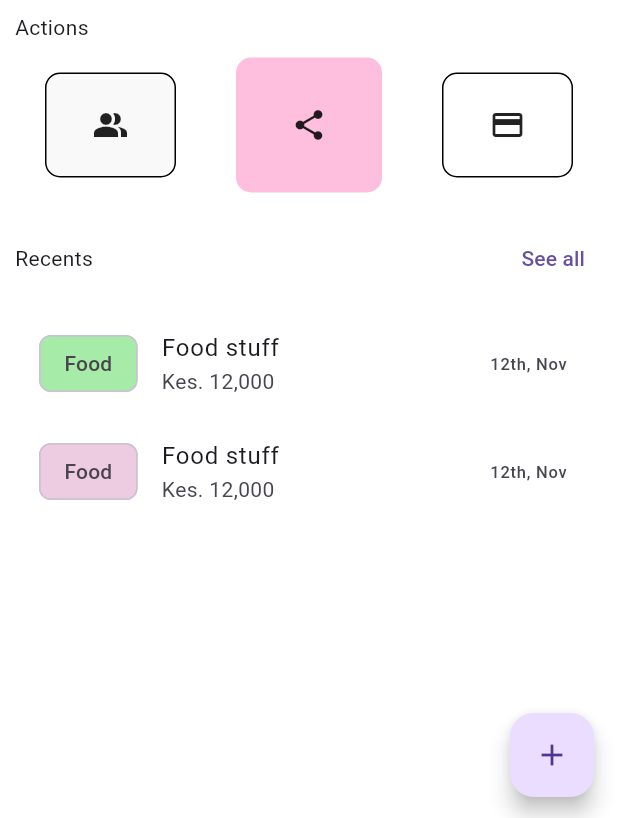
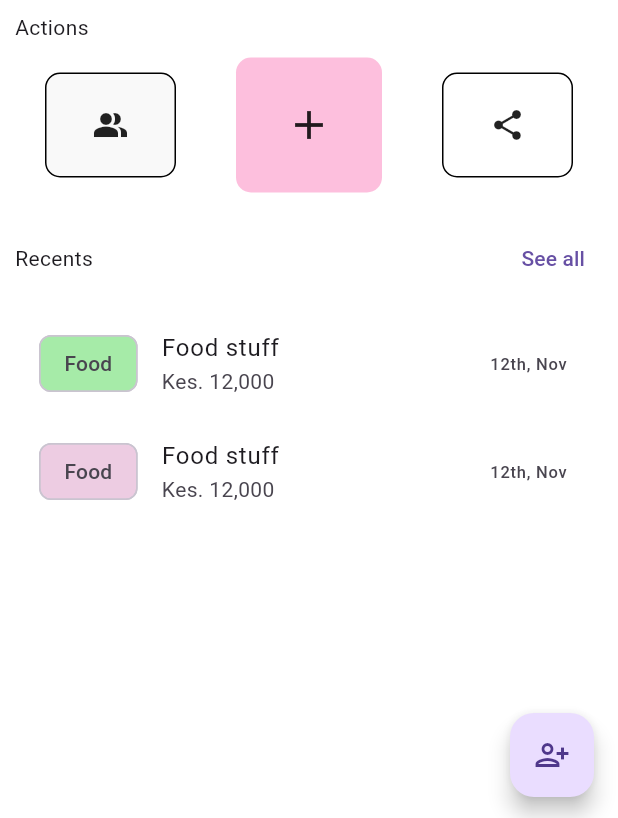
Before and after one commit to bryanbill/billed, a Flutter app: the Dashboard screen opened by its route, on a phone screen of 412 x 824 dp. Shown: the part 415-1233 px from the top of the screen. Run offline on Flutter 3.47's test engine with Material 2 defaults, Android fonts, the phone set to English and light mode, and no system bars; our stand-ins replace concentric_transition.

Commit message:
refactor:Layout - Replaced unncessary widgets

```diff
--- a/lib/screens/dashboard.dart
+++ b/lib/screens/dashboard.dart
@@ -101,7 +101,10 @@ class Dashboard extends StatelessWidget {
                   decoration: BoxDecoration(
                       borderRadius: BorderRadius.circular(10),
                       color: Theme.of(context).primaryColorLight),
-                  child: const Icon(Icons.share),
+                  child: const Icon(
+                    Icons.add,
+                    size: 32,
+                  ),
                 ),
                 Container(
                   height: 70,
@@ -111,7 +114,7 @@ class Dashboard extends StatelessWidget {
                       border: Border.all(),
                       borderRadius: BorderRadius.circular(10),
                       color: Colors.white),
-                  child: const Icon(Icons.payment),
+                  child: const Icon(Icons.share),
                 )
               ],
             ),
@@ -152,8 +155,8 @@ class Dashboard extends StatelessWidget {
           ],
         ),
       ),
-      floatingActionButton:
-          FloatingActionButton(child: Icon(Icons.add), onPressed: () => {}),
+      floatingActionButton: FloatingActionButton(
+          child: Icon(Icons.person_add_alt), onPressed: () => {}),
     );
   }
 }
```
